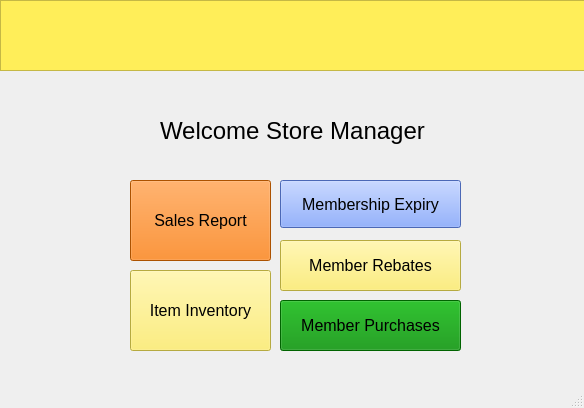
Before: the Qt Designer form storemanager.ui in P4TOO/BulkClub-System, drawn with Qt 5.
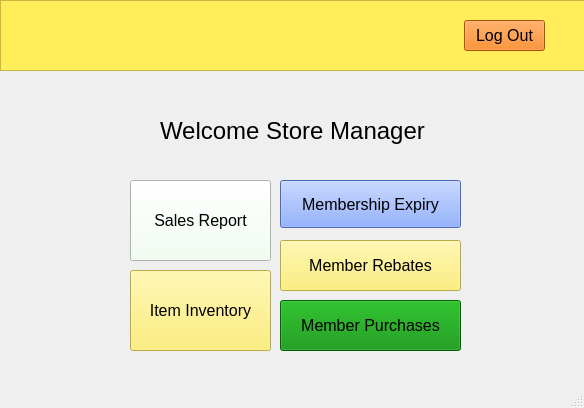
After: the same form once the commit is applied. Icons and pictures are not drawn.

```diff
--- a/storemanager.ui
+++ b/storemanager.ui
@@ -119,7 +119,8 @@
      <bool>false</bool>
     </property>
     <property name="styleSheet">
-     <string notr="true">background-color: rgb(241, 115, 0)</string>
+     <string notr="true">background-color: rgb(240, 255, 240)
+</string>
     </property>
     <property name="text">
      <string>Sales Report</string>
@@ -201,6 +202,27 @@
      </item>
     </layout>
    </widget>
+   <widget class="QPushButton" name="LogOutButton">
+    <property name="geometry">
+     <rect>
+      <x>464</x>
+      <y>20</y>
+      <width>81</width>
+      <height>31</height>
+     </rect>
+    </property>
+    <property name="font">
+     <font>
+      <pointsize>12</pointsize>
+     </font>
+    </property>
+    <property name="styleSheet">
+     <string notr="true">background-color: rgb(241, 115, 0)</string>
+    </property>
+    <property name="text">
+     <string>Log Out</string>
+    </property>
+   </widget>
    <zorder>layoutWidget</zorder>
    <zorder>graphicsView_2</zorder>
    <zorder>member_rebates</zorder>
@@ -210,6 +232,7 @@
    <zorder>sales_report</zorder>
    <zorder>label</zorder>
    <zorder>label_2</zorder>
+   <zorder>LogOutButton</zorder>
   </widget>
   <widget class="QStatusBar" name="statusbar"/>
   <action name="actionSales_Report">
```
